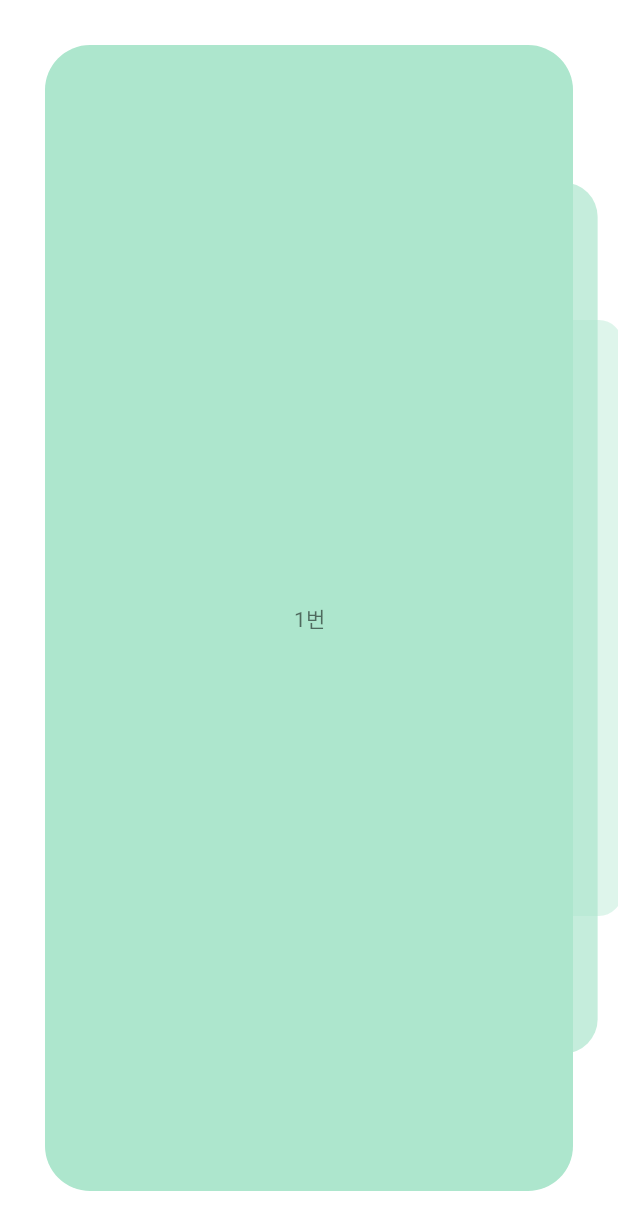
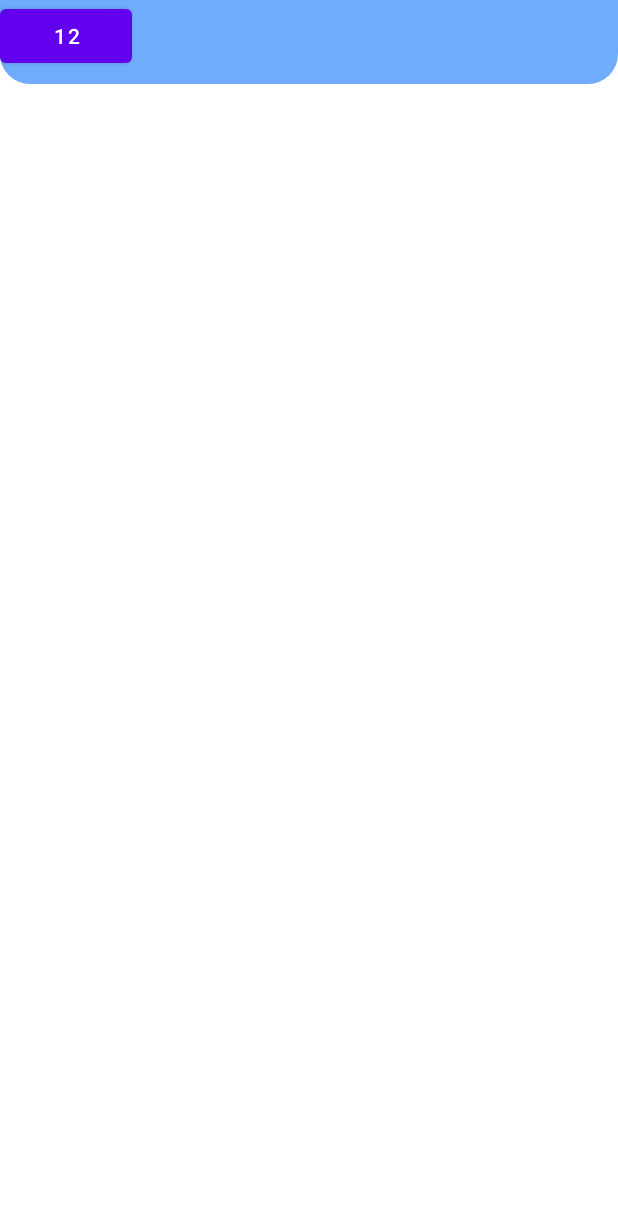
Before and after one commit to solly29/solly_todo, an Android app: the screen it shows after launch (MainActivity before the commit, AppBarTestActivity after it), on a phone screen of 412 x 824 dp. Shown: the top 1230 px of the screen. Run offline under Robolectric (Android 15) with nearby library versions, the phone set to English and light mode, and no system bars; our stand-ins replace Dagger/Hilt's generated code, data binding.

```diff
--- a/app/src/main/AndroidManifest.xml
+++ b/app/src/main/AndroidManifest.xml
@@ -20,6 +20,9 @@
 
         </activity>
 
+        <activity android:name=".presentation.view.AppBarTestActivity"
+            android:exported="true"/>
+
         <activity android:name=".presentation.view.IntroActivity"
             android:exported="true">
             <intent-filter>
--- /dev/null
+++ b/app/src/main/java/com/example/solly/todo/presentation/view/AppBarTestActivity.kt
@@ -0,0 +1,45 @@
+package com.example.solly.todo.presentation.view
+
+import android.animation.ValueAnimator
+import android.util.Log
+import android.util.TypedValue
+import android.view.animation.Animation
+import android.view.animation.AnimationSet
+import com.example.solly.todo.R
+import com.example.solly.todo.databinding.ActivityAppbarTestBinding
+import com.example.solly.todo.presentation.base.BaseActivity
+import com.example.solly.todo.presentation.base.BaseViewModel
+import kotlin.math.roundToInt
+
+class AppBarTestActivity: BaseActivity<BaseViewModel, ActivityAppbarTestBinding>() {
+    override val layoutId: Int
+        get() = R.layout.activity_appbar_test
+    override val viewModel: BaseViewModel = BaseViewModel()
+
+    override fun initStartView() {
+    }
+
+    override fun initDataBinding() {
+    }
+
+    override fun initEvent() {
+        with(binding) {
+            buttonToolBarMenu.setOnClickListener {
+                val tv = TypedValue()
+                theme.resolveAttribute(androidx.appcompat.R.attr.actionBarSize, tv, true)
+                val actionBarHeight = TypedValue.complexToDimensionPixelSize(tv.data, resources.displayMetrics)
+                val animation = ValueAnimator.ofInt(actionBarHeight, actionBarHeight + 600).setDuration(800)
+                animation.addUpdateListener {
+                    val layoutParams = toolbarMain.layoutParams
+                    layoutParams.height = animation.animatedValue as Int
+                    toolbarMain.requestLayout()
+                }
+                animation.start()
+
+//                val layoutParams = toolbarMain.layoutParams
+//                layoutParams.height = 200
+//                toolbarMain.requestLayout()
+            }
+        }
+    }
+}
--- a/app/src/main/java/com/example/solly/todo/presentation/view/IntroActivity.kt
+++ b/app/src/main/java/com/example/solly/todo/presentation/view/IntroActivity.kt
@@ -26,7 +26,7 @@ class IntroActivity: BaseActivity<BaseViewModel, ActivityIntroBinding>() {
             override fun onAnimationStart(p0: Animator?) {}
 
             override fun onAnimationEnd(p0: Animator?) {
-                this@IntroActivity.showIntent(MainActivity::class.java) {
+                this@IntroActivity.showIntent(AppBarTestActivity::class.java) {
                     addFlags(Intent.FLAG_ACTIVITY_CLEAR_TASK)
                     addFlags(Intent.FLAG_ACTIVITY_NEW_TASK)
                 }
--- /dev/null
+++ b/app/src/main/res/drawable/appbar_background.xml
@@ -0,0 +1,14 @@
+<?xml version="1.0" encoding="utf-8"?>
+<shape android:shape="rectangle"
+    xmlns:android="http://schemas.android.com/apk/res/android">
+
+    <solid android:color="#6FACFB"/>
+    <corners
+        android:bottomLeftRadius="20dp"
+        android:bottomRightRadius="20dp"/>
+
+<!--    <stroke-->
+<!--        android:width="1dp"-->
+<!--        android:color="@color/black"/>-->
+
+</shape>
--- /dev/null
+++ b/app/src/main/res/layout/activity_appbar_test.xml
@@ -0,0 +1,33 @@
+<?xml version="1.0" encoding="utf-8"?>
+<layout
+    xmlns:android="http://schemas.android.com/apk/res/android"
+    xmlns:app="http://schemas.android.com/apk/res-auto"
+    xmlns:tools="http://schemas.android.com/tools">
+
+    <androidx.constraintlayout.widget.ConstraintLayout
+        android:animateLayoutChanges="true"
+        android:layout_width="match_parent"
+        android:layout_height="match_parent">
+
+        <androidx.constraintlayout.widget.ConstraintLayout
+            android:id="@+id/toolbar_main"
+            android:layout_width="match_parent"
+            android:layout_height="?actionBarSize"
+            android:background="@drawable/appbar_background"
+            app:layout_constraintTop_toTopOf="parent"
+            app:layout_constraintStart_toStartOf="parent"
+            app:layout_constraintEnd_toEndOf="parent">
+
+            <Button
+                android:id="@+id/button_toolBar_menu"
+                android:layout_width="wrap_content"
+                android:layout_height="wrap_content"
+                app:layout_constraintTop_toTopOf="parent"
+                app:layout_constraintStart_toStartOf="parent"
+                android:text="12"/>
+
+        </androidx.constraintlayout.widget.ConstraintLayout>
+
+    </androidx.constraintlayout.widget.ConstraintLayout>
+
+</layout>
```
